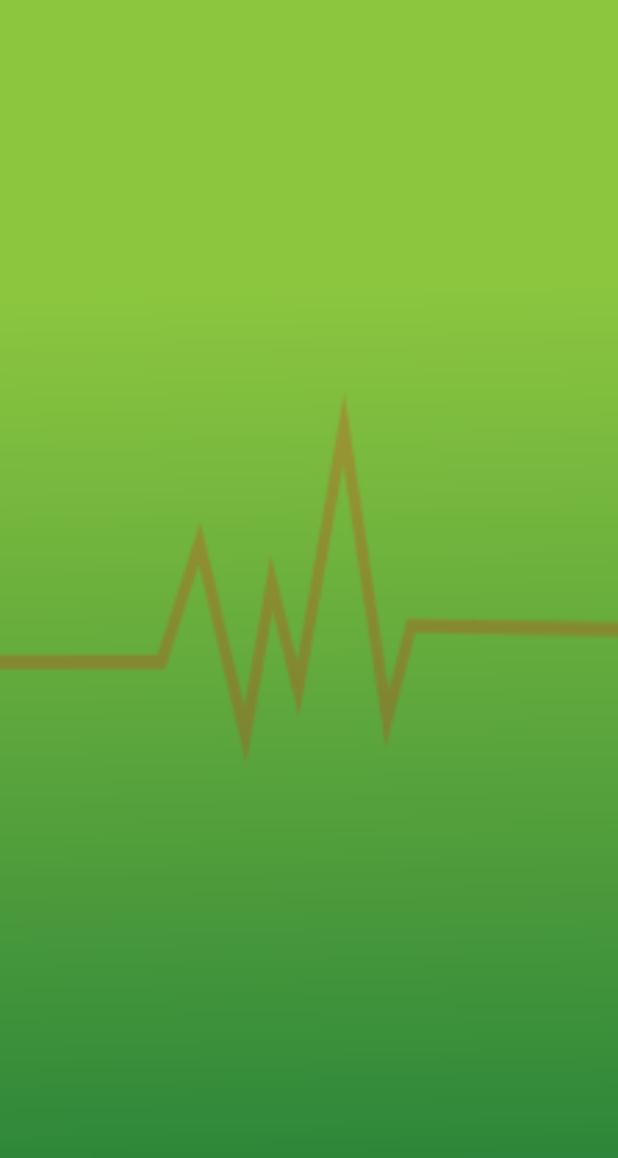
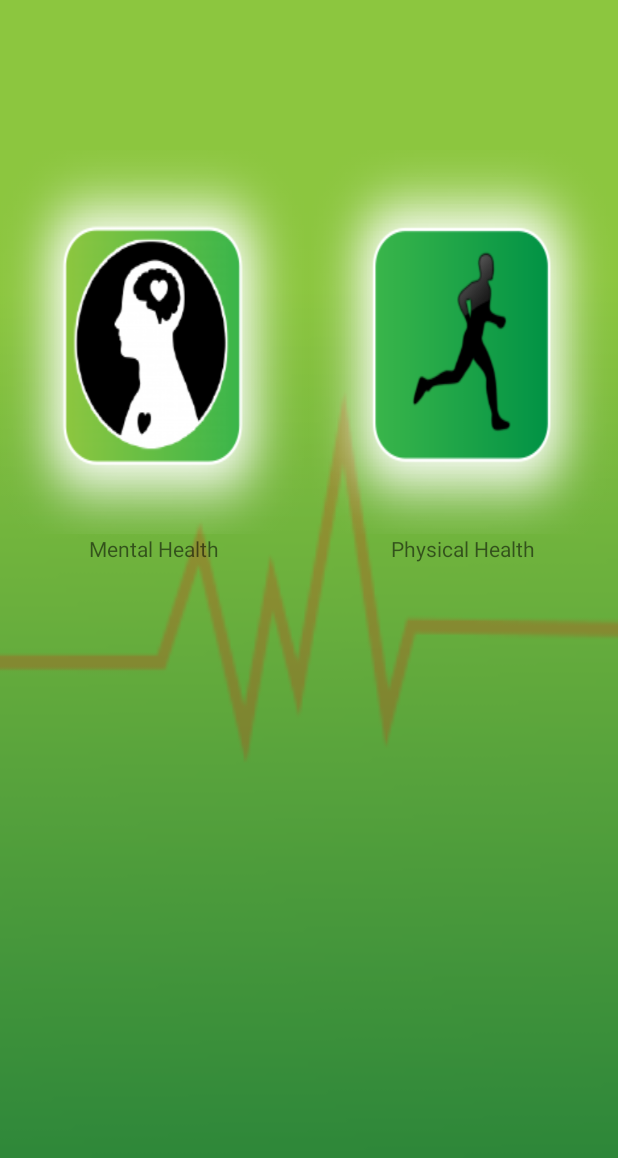
Before and after one commit to faisal-developersbd/HelloDoctor, an Android app: the layout doctors_appointment.xml on its own in the app's theme, with its tools: preview values and no code run, on a phone screen of 412 x 824 dp. Shown: the top 1158 px of the screen. Run offline under Robolectric (Android 15) with nearby library versions, the phone set to English and light mode, and no system bars.

Commit message:
appointment doctor
appointment doctor:mental health layout,Physical health Layout

```diff
--- a/app/src/main/res/layout/doctors_appointment.xml
+++ b/app/src/main/res/layout/doctors_appointment.xml
@@ -9,8 +9,57 @@
         android:layout_height="match_parent"
         android:orientation="vertical">
 
-        <ListView
+
+        <LinearLayout
             android:layout_width="match_parent"
-            android:layout_height="match_parent" />
+            android:layout_height="match_parent"
+            android:orientation="horizontal">
+
+            <LinearLayout
+                android:layout_width="match_parent"
+                android:layout_height="match_parent"
+                android:layout_weight="1"
+                android:orientation="vertical">
+
+                <Button
+                    android:id="@+id/button4"
+                    android:layout_marginTop="100dp"
+                    android:layout_width="match_parent"
+                    android:layout_height="wrap_content"
+                    android:background="@drawable/mental_button"
+                    />
+
+                <TextView
+                    android:id="@+id/textView25"
+                    android:layout_width="match_parent"
+                    android:layout_height="wrap_content"
+                    android:textAlignment="center"
+                    android:text="Mental Health" />
+
+            </LinearLayout>
+
+            <LinearLayout
+                android:layout_width="match_parent"
+                android:layout_height="match_parent"
+                android:layout_weight="1"
+                android:orientation="vertical">
+
+                <Button
+                    android:id="@+id/button9"
+                    android:layout_width="match_parent"
+                    android:layout_height="wrap_content"
+                    android:layout_marginTop="100dp"
+                    android:background="@drawable/physical_button"
+                     />
+
+                <TextView
+                    android:id="@+id/textView26"
+                    android:layout_width="match_parent"
+                    android:layout_height="wrap_content"
+                    android:textAlignment="center"
+                    android:text="Physical Health" />
+
+            </LinearLayout>
+        </LinearLayout>
     </LinearLayout>
 </RelativeLayout>
```
Also changed, not shown: app/src/main/res/layout/mental_health.xml (added, +39 -0 lines), app/src/main/res/layout/physical_health.xml (added, +39 -0 lines), app/src/main/res/drawable/mental_button.png (added), app/src/main/res/drawable/physical_button.png (added).
